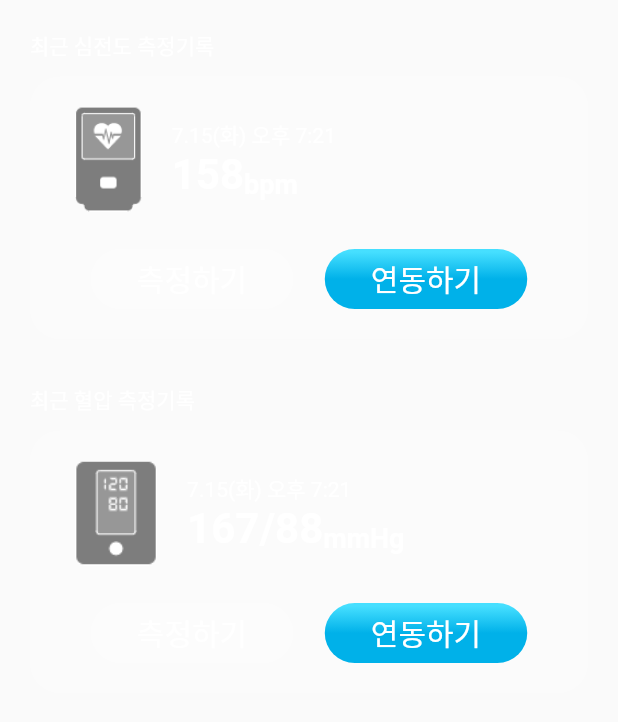
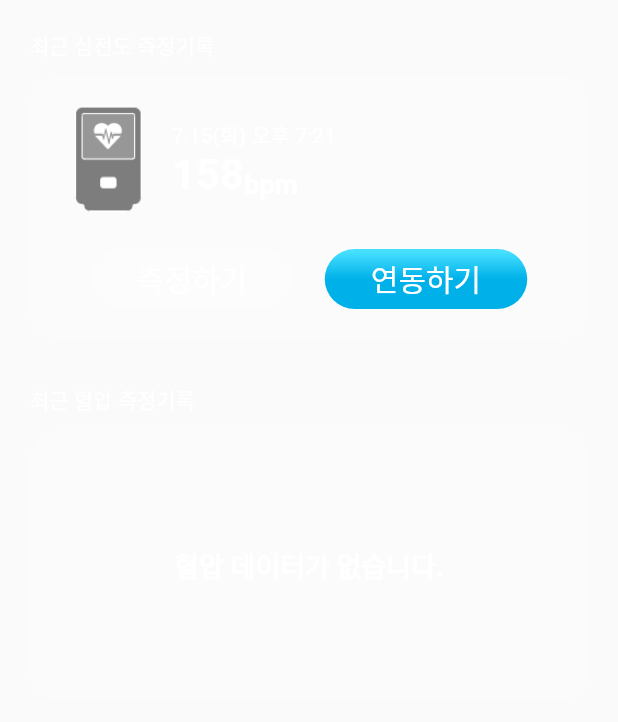
Before and after one commit to plustonic-yong/three_youth_app, a Flutter app: the MainSelectScreen widget shown alone on an empty page, opened directly, on a phone screen of 412 x 824 dp, the part 126-848 px from its top. Run offline on Flutter 3.47's test engine with Material 2 defaults, Android fonts, the phone set to English and light mode, and no system bars; our stand-ins replace dots_indicator, firebase_auth, firebase_core, fl_chart, flutter_blue, flutter_datetime_picker and 7 more; missing offline and left inert: flutter_reactive_ble, http_interceptor, kakao_flutter_sdk_user; accounts and stored records are empty; Roboto replaces fonts that are missing (NotoSansCJKkr); statements that could not run were skipped.

Commit message:
최근 혈압 측정기록 기능 추가

```diff
--- a/lib/providers/auth_provider.dart
+++ b/lib/providers/auth_provider.dart
@@ -1,4 +1,5 @@
 import 'dart:convert';
+import 'dart:developer';
 
 import 'package:firebase_auth/firebase_auth.dart';
 import 'package:flutter/material.dart';
@@ -31,7 +32,7 @@ class AuthProvider extends ChangeNotifier {
     );
 
     var response =
-        await ApiAuth.loginGoogleService(token: '${credential.idToken}');
+        await ApiAuth.loginGoogleService(token: '${googleAuth?.idToken}');
     int statusCode = response!.statusCode;
     if (statusCode == 200) {
       final data = json.decode(utf8.decode(response.bodyBytes));
--- a/lib/providers/ble_bp_provider.dart
+++ b/lib/providers/ble_bp_provider.dart
@@ -101,6 +101,10 @@ class BleBpProvider extends ChangeNotifier {
   List<Bp>? _bpHistories = [];
   List<Bp>? get bpHistories => _bpHistories;
 
+  //마지막 혈압계 데이터
+  Bp? _lastBpHistory;
+  Bp? get lastBpHistory => _lastBpHistory;
+
   void onInitCurrentPage() {
     _currentPage = 0;
     notifyListeners();
@@ -109,6 +113,27 @@ class BleBpProvider extends ChangeNotifier {
   void onChangeCurrentPage({required int page}) {
     _currentPage = page;
     notifyListeners();
+  }
+
+  Future<void> getLastBloodPressure() async {
+    var pref = await SharedPreferences.getInstance();
+    var response = await ApiBp.getBloodPressureService();
+
+    int statusCode = response!.statusCode;
+    if (statusCode == 401) {
+      var refreshToken = pref.getString('refreshToken');
+      await ApiAuth.getTokenService(refreshToken: refreshToken!);
+      response = await ApiBp.getBloodPressureService();
+    }
+    if (statusCode == 200) {
+      final data = json.decode(utf8.decode(response!.bodyBytes));
+      List<Bp> bpList =
+          (data as List).map((json) => Bp.fromJson(json)).toList();
+
+      bpList.sort((a, b) => a.measureDatetime.compareTo(b.measureDatetime));
+      _lastBpHistory = bpList.last;
+      notifyListeners();
+    }
   }
 
   Future<void> getBloodPressure(DateTime measureDatetime) async {
@@ -133,7 +158,8 @@ class BleBpProvider extends ChangeNotifier {
           filtedBpList.add(element);
         }
       });
-
+      filtedBpList
+          .sort((a, b) => b.measureDatetime.compareTo(a.measureDatetime));
       _bpHistories = filtedBpList;
       notifyListeners();
     }
--- a/lib/screens/history/history_screen.dart
+++ b/lib/screens/history/history_screen.dart
@@ -34,6 +34,7 @@ class _HistoryScreenState extends State<HistoryScreen> {
         context.watch<HistoryProvider>().historyCalendarType;
 
     List<Bp>? _bpHistories = context.watch<BleBpProvider>().bpHistories;
+
     return SafeArea(
       child: SizedBox(
         height: MediaQuery.of(context).size.height,
@@ -114,14 +115,15 @@ class _HistoryScreenState extends State<HistoryScreen> {
                       child: Column(
                         children: [
                           Expanded(
-                            child: _bpHistories!.isNotEmpty
+                            child: _historyType == HistoryType.bp
+                                ? _bpHistories!.isNotEmpty
                                     ? ListView.builder(
                                         itemCount: _bpHistories.length,
                                         itemBuilder: (context, index) {
                                           return bpRecordCard(
                                             context: context,
-                                        measureDatetime:
-                                            _bpHistories[index].measureDatetime,
+                                            measureDatetime: _bpHistories[index]
+                                                .measureDatetime,
                                             sys: _bpHistories[index].sys,
                                             dia: _bpHistories[index].dia,
                                             pul: _bpHistories[index].pul,
@@ -131,6 +133,15 @@ class _HistoryScreenState extends State<HistoryScreen> {
                                     : const Center(
                                         child: Text(
                                           '혈압 측정 기록이 없습니다.',
+                                          style: TextStyle(
+                                            color: Colors.white,
+                                            fontSize: 23.0,
+                                          ),
+                                        ),
+                                      )
+                                : const Center(
+                                    child: Text(
+                                      '심전도 측정 기록이 없습니다.',
                                       style: TextStyle(
                                         color: Colors.white,
                                         fontSize: 23.0,
--- a/lib/screens/main/main_select_screen.dart
+++ b/lib/screens/main/main_select_screen.dart
@@ -2,11 +2,13 @@ import 'package:flutter/material.dart';
 import 'package:permission_handler/permission_handler.dart';
 import 'package:provider/provider.dart';
 import 'package:shared_preferences/shared_preferences.dart';
+import 'package:three_youth_app/models/bp.dart';
 import 'package:three_youth_app/providers/ble_bp_provider.dart';
 import 'package:three_youth_app/screens/base/spinkit.dart';
 import 'package:three_youth_app/services/php/classCubeAPI.dart';
 import 'package:three_youth_app/utils/current_user.dart';
 import 'package:three_youth_app/utils/enums.dart';
+import 'package:three_youth_app/utils/utils.dart';
 import 'package:three_youth_app/widget/common/common_button.dart';
 import 'package:url_launcher/url_launcher.dart';
 
@@ -30,6 +32,9 @@ class _MainSelectScreenState extends State<MainSelectScreen> {
 
   @override
   void initState() {
+    WidgetsBinding.instance.addPostFrameCallback((timeStamp) async {
+      await context.read<BleBpProvider>().getLastBloodPressure();
+    });
     Future.delayed(Duration.zero, () async {
       var prefs = await SharedPreferences.getInstance();
       setState(() {
@@ -56,6 +61,7 @@ class _MainSelectScreenState extends State<MainSelectScreen> {
   @override
   Widget build(BuildContext context) {
     _isPaired = context.watch<BleBpProvider>().isPaired;
+    Bp? _lastBpHistory = context.watch<BleBpProvider>().lastBpHistory;
     return isLoading
         ? spinkit
         : SafeArea(
@@ -240,7 +246,8 @@ class _MainSelectScreenState extends State<MainSelectScreen> {
                       //   ),
                       // ],
                     ),
-                    child: Padding(
+                    child: _lastBpHistory != null
+                        ? Padding(
                             padding: const EdgeInsets.symmetric(
                               vertical: 20.0,
                               horizontal: 30.0,
@@ -257,27 +264,30 @@ class _MainSelectScreenState extends State<MainSelectScreen> {
                                     ),
                                     const SizedBox(width: 20.0),
                                     Column(
-                                mainAxisAlignment: MainAxisAlignment.start,
-                                crossAxisAlignment: CrossAxisAlignment.start,
+                                      mainAxisAlignment:
+                                          MainAxisAlignment.start,
+                                      crossAxisAlignment:
+                                          CrossAxisAlignment.start,
                                       children: [
-                                  const Text(
-                                    '7.15(화) 오후 7:21',
-                                    style: TextStyle(
+                                        Text(
+                                          '${Utils.formatDatetime(_lastBpHistory.measureDatetime).split(' ')[0]} ${Utils.formatDatetime(_lastBpHistory.measureDatetime).split(' ')[1]}',
+                                          style: const TextStyle(
                                             color: Colors.white,
                                           ),
                                         ),
                                         Row(
-                                    crossAxisAlignment: CrossAxisAlignment.end,
-                                    children: const [
+                                          crossAxisAlignment:
+                                              CrossAxisAlignment.end,
+                                          children: [
                                             Text(
-                                        '167/88',
-                                        style: TextStyle(
+                                              '${_lastBpHistory.sys}/${_lastBpHistory.dia}',
+                                              style: const TextStyle(
                                                 color: Colors.white,
                                                 fontSize: 28.0,
                                                 fontWeight: FontWeight.bold,
                                               ),
                                             ),
-                                      Text(
+                                            const Text(
                                               'mmHg',
                                               style: TextStyle(
                                                 color: Colors.white,
@@ -293,7 +303,8 @@ class _MainSelectScreenState extends State<MainSelectScreen> {
                                 ),
                                 const SizedBox(height: 25.0),
                                 Row(
-                            mainAxisAlignment: MainAxisAlignment.spaceAround,
+                                  mainAxisAlignment:
+                                      MainAxisAlignment.spaceAround,
                                   children: [
                                     CommonButton(
                                       width: 135.0,
@@ -339,6 +350,19 @@ class _MainSelectScreenState extends State<MainSelectScreen> {
                                 ),
                               ],
                             ),
+                          )
+                        : const SizedBox(
+                            height: 180.0,
+                            child: Center(
+                              child: Text(
+                                '혈압 데이터가 없습니다.',
+                                style: TextStyle(
+                                  color: Colors.white,
+                                  fontSize: 18.0,
+                                  fontWeight: FontWeight.bold,
+                                ),
+                              ),
+                            ),
                           ),
                   ),
                   const SizedBox(height: 30.0),
--- a/lib/screens/profile_setting/components/profile_setting_weight_input_form.dart
+++ b/lib/screens/profile_setting/components/profile_setting_weight_input_form.dart
@@ -43,7 +43,7 @@ class ProfileSettingWeightInputForm extends StatelessWidget {
           ),
         ),
         const Text(
-          'cm',
+          'kg',
           style: TextStyle(color: Colors.white, fontSize: 18.0),
         ),
       ],
--- a/lib/services/api/api_bp.dart
+++ b/lib/services/api/api_bp.dart
@@ -21,6 +21,7 @@ class ApiBp {
         interceptors: [
           AuthInterceptor(),
         ],
+        retryPolicy: ExpiredTokenRetryPolicy(),
       );
       var response = await client.get(
         Uri.parse('${Constants.API_HOST}/bloodpressure'),
--- a/lib/widget/bp/bpRecordCard.dart
+++ b/lib/widget/bp/bpRecordCard.dart
@@ -112,7 +112,7 @@ Widget bpRecordCard({
                         ),
                         const SizedBox(width: 5.0),
                         const Text(
-                          'bpm',
+                          'mmHg',
                           style: TextStyle(
                             color: Colors.white,
                             fontSize: 20.0,
```
Lines whose indentation alone changed are shown as unchanged.
